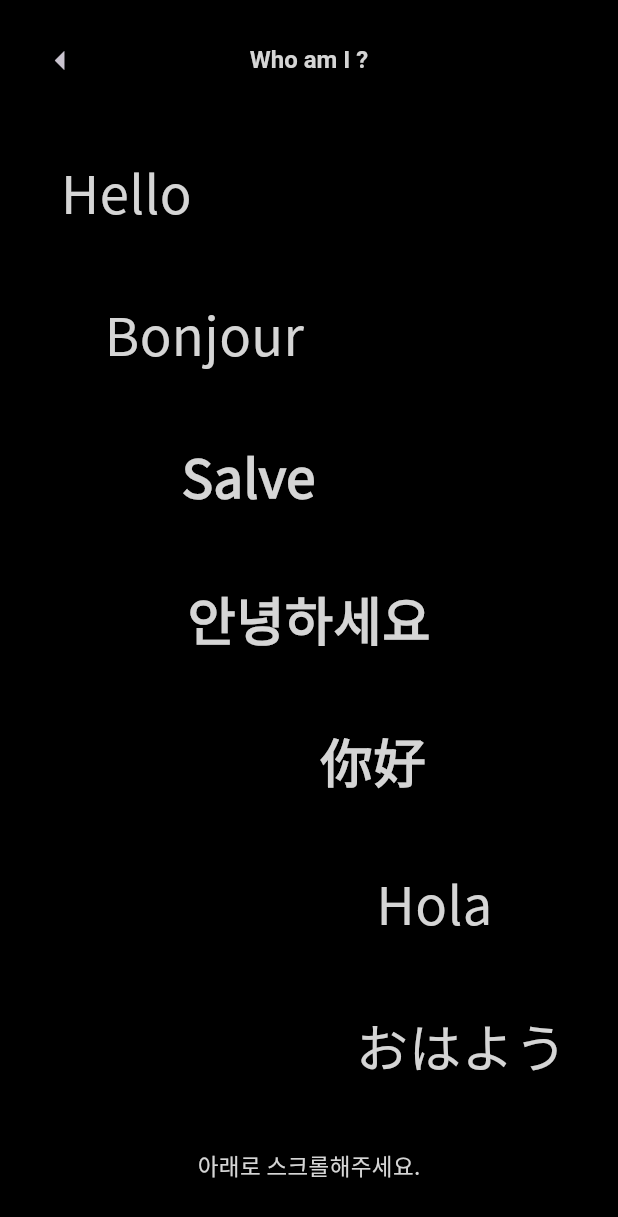
After one commit to jeongwoo0427/aboutme, a Flutter app: the IntroductionScreen screen opened by its route, on a phone screen of 412 x 824 dp. The commit adds this screen. Shown: the top 1217 px of the screen. Run offline on Flutter 3.47's test engine with Material 3 defaults, Android fonts, the phone set to English and light mode, and no system bars; drawn by our look-alikes of flutter_animate; our stand-ins replace dio, flutter_riverpod, go_router, logger, responsive_framework, shared_preferences and 1 more; missing offline and left inert: gif; accounts and stored records are empty.

Commit message:
feat : FittedScreenSizeBody

```diff
--- a/lib/ui/screens/contact/contact_screen.dart
+++ b/lib/ui/screens/contact/contact_screen.dart
@@ -1,8 +1,5 @@
 import 'package:aboutme/ui/widgets/scaffold/responsive_glassy_scaffold.dart';
 import 'package:flutter/material.dart';
-
-import '../../widgets/appbar/glassy_appbar.dart';
-import '../../widgets/constrained/max_width_box.dart';
 
 class ContactScreen extends StatefulWidget {
   const ContactScreen({Key? key}) : super(key: key);
--- a/lib/ui/screens/introduction/introduction_screen.dart
+++ b/lib/ui/screens/introduction/introduction_screen.dart
@@ -1,9 +1,6 @@
+import 'package:aboutme/ui/screens/introduction/pages/cover_letter_page.dart';
 import 'package:aboutme/ui/screens/introduction/pages/greeting_page.dart';
-import 'package:aboutme/ui/widgets/appbar/glassy_appbar.dart';
-import 'package:aboutme/ui/widgets/constrained/max_width_box.dart';
 import 'package:flutter/material.dart';
-import 'package:flutter_animate/flutter_animate.dart';
-import 'package:go_router/go_router.dart';
 
 import '../../../app_router.dart';
 import '../../widgets/scaffold/responsive_glassy_scaffold.dart';
@@ -35,10 +32,14 @@ class _IntroductionScreenState extends State<IntroductionScreen> {
   Widget build(BuildContext context) {
     return ResponsiveGlassyScaffold(
       appbarTitle: Text('Who am I ?'),
+      onChangedPageState: (isTop){
+
+      },
       body: SingleChildScrollView(
         child: Column(
           children: [
             GreetingPage(),
+            CoverLetterPage()
           ],
         ),
       ),
--- a/lib/ui/screens/introduction/pages/greeting_page.dart
+++ b/lib/ui/screens/introduction/pages/greeting_page.dart
@@ -1,4 +1,5 @@
 import 'package:aboutme/cores/extensions/build_context_extension.dart';
+import 'package:aboutme/ui/widgets/scaffold/fitted_screen_size_body.dart';
 import 'package:flutter/material.dart';
 import 'package:flutter_animate/flutter_animate.dart';
 
@@ -27,13 +28,8 @@ class _GreetingPageState extends State<GreetingPage> with SingleTickerProviderSt
 
   @override
   Widget build(BuildContext context) {
-    return Container(
-        height: context.screenSize.height,
-        width: context.screenSize.width,
-        padding: const EdgeInsets.only(top: 80, bottom: 14),
-        child: Column(mainAxisSize: MainAxisSize.max, mainAxisAlignment: MainAxisAlignment.spaceAround, children: [
-
-
+    return FittedScreenSizeBody(
+        body: Column(mainAxisSize: MainAxisSize.max, mainAxisAlignment: MainAxisAlignment.spaceAround, children: [
           GreetingTextArea(
             currentPosition: 1,
             totalCount: _greetingTexts.length,
--- a/lib/ui/screens/projects/projects_screen.dart
+++ b/lib/ui/screens/projects/projects_screen.dart
@@ -1,7 +1,4 @@
 import 'package:flutter/material.dart';
-
-import '../../widgets/appbar/glassy_appbar.dart';
-import '../../widgets/constrained/max_width_box.dart';
 import '../../widgets/scaffold/responsive_glassy_scaffold.dart';
 
 class ProjectsScreen extends StatefulWidget {
--- a/lib/ui/screens/skills/skills_screen.dart
+++ b/lib/ui/screens/skills/skills_screen.dart
@@ -1,7 +1,4 @@
 import 'package:flutter/material.dart';
-
-import '../../widgets/appbar/glassy_appbar.dart';
-import '../../widgets/constrained/max_width_box.dart';
 import '../../widgets/scaffold/responsive_glassy_scaffold.dart';
 
 class SkillsScreen extends StatefulWidget {
--- /dev/null
+++ b/lib/ui/widgets/scaffold/fitted_screen_size_body.dart
@@ -0,0 +1,19 @@
+import 'package:aboutme/cores/extensions/build_context_extension.dart';
+import 'package:flutter/material.dart';
+
+class FittedScreenSizeBody extends StatelessWidget {
+
+  const FittedScreenSizeBody({super.key, required this.body});
+
+  final Widget body;
+
+  @override
+  Widget build(BuildContext context) {
+    return Container(
+      height: context.screenSize.height,
+      width: context.screenSize.width,
+      padding: const EdgeInsets.only(top: 80, bottom: 14),
+      child: body,
+    );
+  }
+}
```
Also changed, not shown: lib/ui/screens/introduction/pages/cover_letter_page.dart (added, +14 -0 lines), lib/ui/widgets/scaffold/responsive_glassy_scaffold.dart (+15 -8 lines), lib/ui/widgets/boxes/max_width_box.dart (renamed from lib/ui/widgets/constrained/max_width_box.dart).
